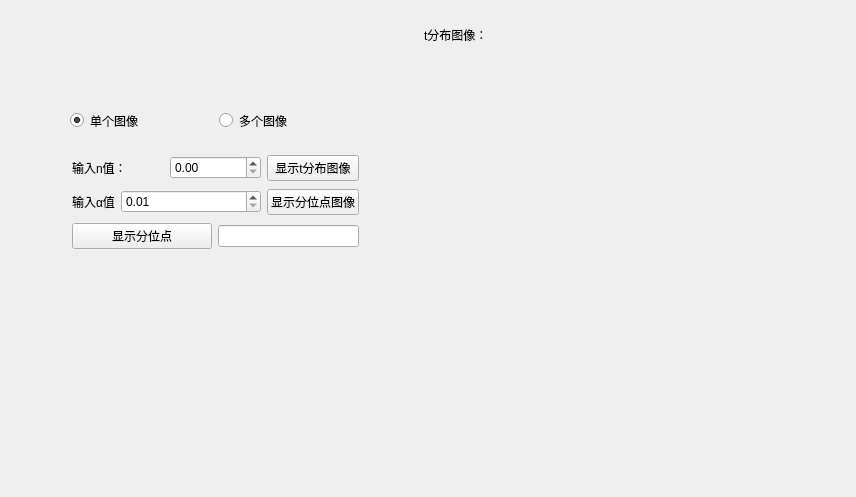
Old version of the form Sd_t.ui in the repository chenxindaaa/MathematicalStatistics.
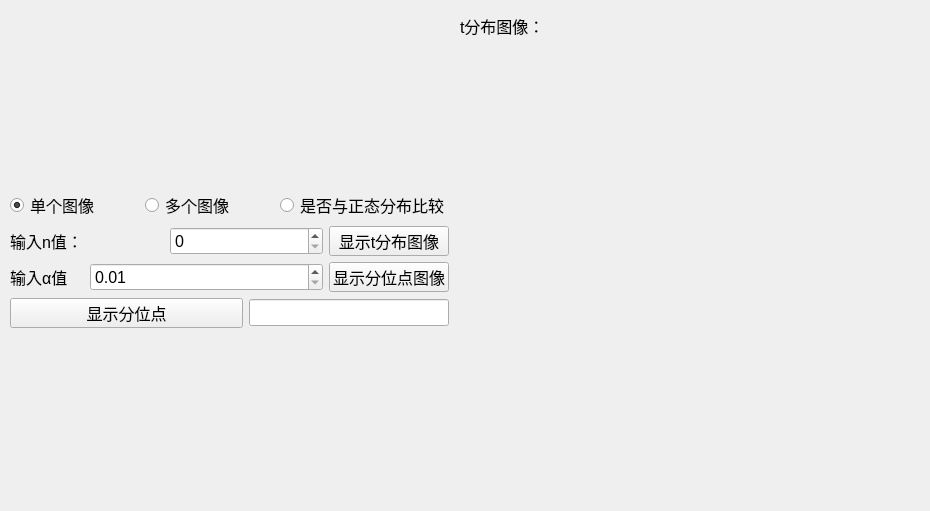
New version of the form. Custom widgets are drawn as their Qt base class.

```diff
--- a/Sd_t.ui
+++ b/Sd_t.ui
@@ -6,18 +6,23 @@
    <rect>
     <x>0</x>
     <y>0</y>
-    <width>856</width>
-    <height>497</height>
+    <width>930</width>
+    <height>511</height>
    </rect>
   </property>
+  <property name="font">
+   <font>
+    <pointsize>12</pointsize>
+   </font>
+  </property>
   <property name="windowTitle">
    <string>t分布</string>
   </property>
   <widget class="QLabel" name="label_4">
    <property name="geometry">
     <rect>
-     <x>424</x>
-     <y>19</y>
+     <x>460</x>
+     <y>10</y>
      <width>131</width>
      <height>31</height>
     </rect>
@@ -29,22 +34,58 @@
   <widget class="Plot" name="widget" native="true">
    <property name="geometry">
     <rect>
-     <x>380</x>
-     <y>60</y>
+     <x>460</x>
+     <y>50</y>
      <width>431</width>
-     <height>371</height>
+     <height>421</height>
     </rect>
    </property>
   </widget>
   <widget class="QWidget" name="layoutWidget">
    <property name="geometry">
     <rect>
-     <x>72</x>
-     <y>153</y>
-     <width>287</width>
-     <height>100</height>
+     <x>10</x>
+     <y>190</y>
+     <width>439</width>
+     <height>138</height>
     </rect>
    </property>
+   <layout class="QVBoxLayout" name="verticalLayout">
+    <item>
+     <layout class="QHBoxLayout" name="horizontalLayout">
+      <item>
+       <widget class="QRadioButton" name="radioButton_one">
+        <property name="text">
+         <string>单个图像</string>
+        </property>
+        <property name="checked">
+         <bool>true</bool>
+        </property>
+       </widget>
+      </item>
+      <item>
+       <widget class="QRadioButton" name="radioButton_few">
+        <property name="text">
+         <string>多个图像</string>
+        </property>
+        <property name="autoExclusive">
+         <bool>true</bool>
+        </property>
+       </widget>
+      </item>
+      <item>
+       <widget class="QRadioButton" name="radioButton">
+        <property name="text">
+         <string>是否与正态分布比较</string>
+        </property>
+        <property name="autoExclusive">
+         <bool>false</bool>
+        </property>
+       </widget>
+      </item>
+     </layout>
+    </item>
+    <item>
    <layout class="QGridLayout" name="gridLayout">
     <item row="0" column="0" colspan="2">
      <widget class="QLabel" name="label_2">
@@ -54,7 +95,14 @@
      </widget>
     </item>
     <item row="0" column="2" colspan="2">
-     <widget class="QDoubleSpinBox" name="doubleSpinBox"/>
+       <widget class="QDoubleSpinBox" name="doubleSpinBox">
+        <property name="decimals">
+         <number>0</number>
+        </property>
+        <property name="minimum">
+         <double>0.000000000000000</double>
+        </property>
+       </widget>
     </item>
     <item row="0" column="4">
      <widget class="QPushButton" name="pushButton">
@@ -105,33 +153,6 @@
      </widget>
     </item>
    </layout>
-  </widget>
-  <widget class="QWidget" name="layoutWidget">
-   <property name="geometry">
-    <rect>
-     <x>70</x>
-     <y>110</y>
-     <width>291</width>
-     <height>21</height>
-    </rect>
-   </property>
-   <layout class="QHBoxLayout" name="horizontalLayout">
-    <item>
-     <widget class="QRadioButton" name="radioButton_one">
-      <property name="text">
-       <string>单个图像</string>
-      </property>
-      <property name="checked">
-       <bool>true</bool>
-      </property>
-     </widget>
-    </item>
-    <item>
-     <widget class="QRadioButton" name="radioButton_few">
-      <property name="text">
-       <string>多个图像</string>
-      </property>
-     </widget>
     </item>
    </layout>
   </widget>
```
Lines whose indentation alone changed are shown as unchanged.
